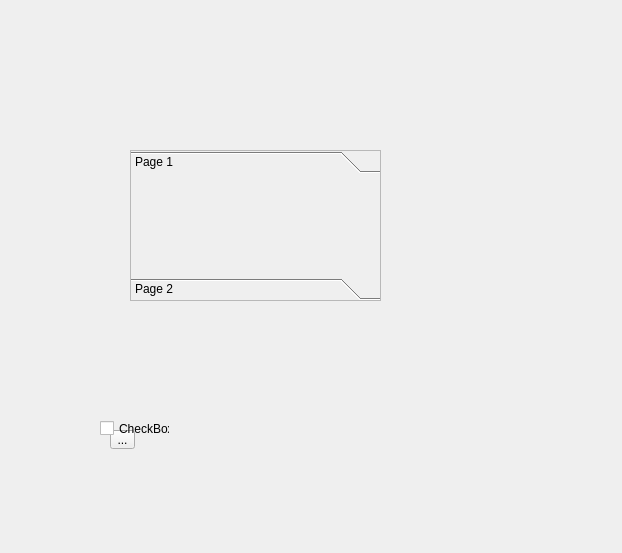
Above: mainwindow.ui from Dixaba/qtdbprogram before the change. Below: the same form after it.
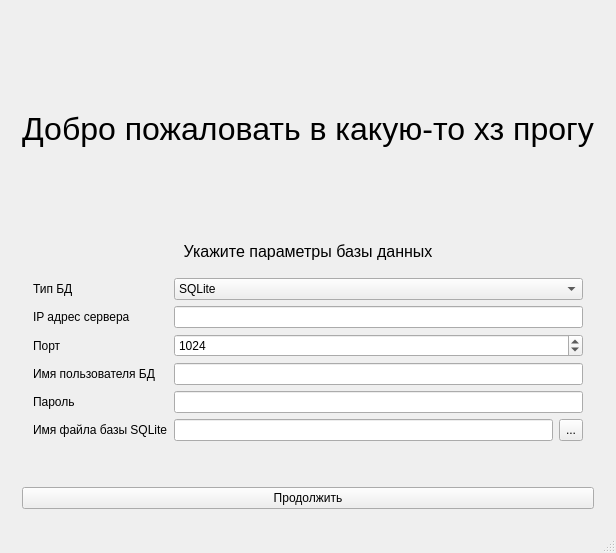
That is the form after the change.

Commit message: Выбор БД

```diff
--- a/mainwindow.ui
+++ b/mainwindow.ui
@@ -6,7 +6,7 @@
    <rect>
     <x>0</x>
     <y>0</y>
-    <width>622</width>
+    <width>616</width>
     <height>553</height>
    </rect>
   </property>
@@ -14,107 +14,252 @@
    <string>qtdbprogram</string>
   </property>
   <widget class="QWidget" name="centralWidget">
-   <widget class="QToolBox" name="toolBox">
-    <property name="geometry">
-     <rect>
-      <x>130</x>
-      <y>150</y>
-      <width>251</width>
-      <height>151</height>
-     </rect>
-    </property>
-    <property name="frameShape">
-     <enum>QFrame::StyledPanel</enum>
-    </property>
-    <property name="frameShadow">
-     <enum>QFrame::Plain</enum>
-    </property>
-    <property name="currentIndex">
-     <number>0</number>
-    </property>
-    <widget class="QWidget" name="page">
-     <property name="geometry">
-      <rect>
-       <x>0</x>
-       <y>0</y>
-       <width>249</width>
-       <height>95</height>
-      </rect>
-     </property>
-     <attribute name="label">
-      <string>Page 1</string>
-     </attribute>
-    </widget>
-    <widget class="QWidget" name="page_2">
-     <property name="geometry">
-      <rect>
-       <x>0</x>
-       <y>0</y>
-       <width>249</width>
-       <height>95</height>
-      </rect>
-     </property>
-     <attribute name="label">
-      <string>Page 2</string>
-     </attribute>
-    </widget>
-   </widget>
-   <widget class="QStackedWidget" name="stackedWidget">
-    <property name="geometry">
-     <rect>
-      <x>70</x>
-      <y>400</y>
-      <width>120</width>
-      <height>80</height>
-     </rect>
-    </property>
-    <property name="currentIndex">
-     <number>0</number>
-    </property>
-    <widget class="QWidget" name="page_3">
-     <widget class="QToolButton" name="toolButton">
-      <property name="geometry">
-       <rect>
-        <x>40</x>
-        <y>30</y>
-        <width>25</width>
-        <height>19</height>
-       </rect>
+   <layout class="QGridLayout" name="gridLayout">
+    <item row="0" column="0">
+     <widget class="QStackedWidget" name="stackedWidget">
+      <property name="currentIndex">
+       <number>0</number>
       </property>
-      <property name="text">
-       <string>...</string>
-      </property>
+      <widget class="QWidget" name="pageDB">
+       <layout class="QVBoxLayout" name="verticalLayout">
+        <item>
+         <widget class="QLabel" name="label">
+          <property name="sizePolicy">
+           <sizepolicy hsizetype="Minimum" vsizetype="Minimum">
+            <horstretch>0</horstretch>
+            <verstretch>0</verstretch>
+           </sizepolicy>
+          </property>
+          <property name="font">
+           <font>
+            <pointsize>24</pointsize>
+           </font>
+          </property>
+          <property name="text">
+           <string>Добро пожаловать в какую-то хз прогу</string>
+          </property>
+          <property name="alignment">
+           <set>Qt::AlignCenter</set>
+          </property>
+         </widget>
+        </item>
+        <item>
+         <widget class="QLabel" name="label_2">
+          <property name="sizePolicy">
+           <sizepolicy hsizetype="Minimum" vsizetype="Maximum">
+            <horstretch>0</horstretch>
+            <verstretch>0</verstretch>
+           </sizepolicy>
+          </property>
+          <property name="font">
+           <font>
+            <pointsize>12</pointsize>
+           </font>
+          </property>
+          <property name="text">
+           <string>Укажите параметры базы данных</string>
+          </property>
+          <property name="alignment">
+           <set>Qt::AlignCenter</set>
+          </property>
+         </widget>
+        </item>
+        <item>
+         <widget class="QWidget" name="widget" native="true">
+          <layout class="QFormLayout" name="formLayout">
+           <item row="0" column="0">
+            <widget class="QLabel" name="label_DB">
+             <property name="sizePolicy">
+              <sizepolicy hsizetype="Minimum" vsizetype="Preferred">
+               <horstretch>0</horstretch>
+               <verstretch>0</verstretch>
+              </sizepolicy>
+             </property>
+             <property name="text">
+              <string>Тип БД</string>
+             </property>
+             <property name="buddy">
+              <cstring>serverDB</cstring>
+             </property>
+            </widget>
+           </item>
+           <item row="0" column="1">
+            <widget class="QComboBox" name="serverDB">
+             <item>
+              <property name="text">
+               <string>SQLite</string>
+              </property>
+             </item>
+             <item>
+              <property name="text">
+               <string>PostgreSQL</string>
+              </property>
+             </item>
+            </widget>
+           </item>
+           <item row="1" column="0">
+            <widget class="QLabel" name="label_serverIP">
+             <property name="text">
+              <string>IP адрес сервера</string>
+             </property>
+             <property name="buddy">
+              <cstring>serverIP</cstring>
+             </property>
+            </widget>
+           </item>
+           <item row="1" column="1">
+            <widget class="QLineEdit" name="serverIP"/>
+           </item>
+           <item row="2" column="0">
+            <widget class="QLabel" name="label_serverPort">
+             <property name="text">
+              <string>Порт</string>
+             </property>
+             <property name="buddy">
+              <cstring>serverPort</cstring>
+             </property>
+            </widget>
+           </item>
+           <item row="2" column="1">
+            <widget class="QSpinBox" name="serverPort">
+             <property name="minimum">
+              <number>1</number>
+             </property>
+             <property name="maximum">
+              <number>65535</number>
+             </property>
+             <property name="value">
+              <number>1024</number>
+             </property>
+            </widget>
+           </item>
+           <item row="3" column="0">
+            <widget class="QLabel" name="label_serverUser">
+             <property name="text">
+              <string>Имя пользователя БД</string>
+             </property>
+             <property name="buddy">
+              <cstring>serverUser</cstring>
+             </property>
+            </widget>
+           </item>
+           <item row="3" column="1">
+            <widget class="QLineEdit" name="serverUser">
+             <property name="maxLength">
+              <number>255</number>
+             </property>
+             <property name="clearButtonEnabled">
+              <bool>true</bool>
+             </property>
+            </widget>
+           </item>
+           <item row="4" column="0">
+            <widget class="QLabel" name="label_serverPass">
+             <property name="text">
+              <string>Пароль</string>
+             </property>
+             <property name="buddy">
+              <cstring>serverPass</cstring>
+             </property>
+            </widget>
+           </item>
+           <item row="4" column="1">
+            <widget class="QLineEdit" name="serverPass">
+             <property name="maxLength">
+              <number>255</number>
+             </property>
+             <property name="echoMode">
+              <enum>QLineEdit::PasswordEchoOnEdit</enum>
+             </property>
+             <property name="clearButtonEnabled">
+              <bool>true</bool>
+             </property>
+            </widget>
+           </item>
+           <item row="5" column="0">
+            <widget class="QLabel" name="label_SQLite">
+             <property name="text">
+              <string>Имя файла базы SQLite</string>
+             </property>
+            </widget>
+           </item>
+           <item row="5" column="1">
+            <layout class="QHBoxLayout" name="horizontalLayout_2">
+             <item>
+              <widget class="QLineEdit" name="SQLiteFile"/>
+             </item>
+             <item>
+              <widget class="QToolButton" name="SQLiteSelectFile">
+               <property name="sizePolicy">
+                <sizepolicy hsizetype="Minimum" vsizetype="Minimum">
+                 <horstretch>0</horstretch>
+                 <verstretch>0</verstretch>
+                </sizepolicy>
+               </property>
+               <property name="text">
+                <string>...</string>
+               </property>
+              </widget>
+             </item>
+            </layout>
+           </item>
+          </layout>
+         </widget>
+        </item>
+        <item>
+         <widget class="QPushButton" name="buttonConnect">
+          <property name="text">
+           <string>Продолжить</string>
+          </property>
+         </widget>
+        </item>
+       </layout>
+      </widget>
+      <widget class="QWidget" name="pageUser">
+       <layout class="QGridLayout" name="gridLayout_2">
+        <item row="0" column="0">
+         <widget class="QToolBox" name="toolBox">
+          <property name="currentIndex">
+           <number>1</number>
+          </property>
+          <widget class="QWidget" name="pageLogin">
+           <property name="geometry">
+            <rect>
+             <x>0</x>
+             <y>0</y>
+             <width>100</width>
+             <height>30</height>
+            </rect>
+           </property>
+           <attribute name="label">
+            <string>Вход в систему</string>
+           </attribute>
+          </widget>
+          <widget class="QWidget" name="pageRegister">
+           <property name="geometry">
+            <rect>
+             <x>0</x>
+             <y>0</y>
+             <width>65</width>
+             <height>16</height>
+            </rect>
+           </property>
+           <attribute name="label">
+            <string>Регистрация</string>
+           </attribute>
+          </widget>
+         </widget>
+        </item>
+       </layout>
+      </widget>
      </widget>
-     <widget class="QCheckBox" name="checkBox">
-      <property name="geometry">
-       <rect>
-        <x>30</x>
-        <y>20</y>
-        <width>70</width>
-        <height>17</height>
-       </rect>
-      </property>
-      <property name="text">
-       <string>CheckBox</string>
-      </property>
-     </widget>
-    </widget>
-    <widget class="QWidget" name="page_4">
-     <widget class="QPushButton" name="pushButton">
-      <property name="geometry">
-       <rect>
-        <x>20</x>
-        <y>30</y>
-        <width>75</width>
-        <height>23</height>
-       </rect>
-      </property>
-      <property name="text">
-       <string>PushButton</string>
-      </property>
-     </widget>
-    </widget>
-   </widget>
+    </item>
+   </layout>
+  </widget>
+  <widget class="QStatusBar" name="statusBar">
+   <property name="sizeGripEnabled">
+    <bool>true</bool>
+   </property>
   </widget>
  </widget>
  <layoutdefault spacing="6" margin="11"/>
```
Left out of the diff: 8 changed lines with no effect on the pictures. The commit also changes 2 other files.
